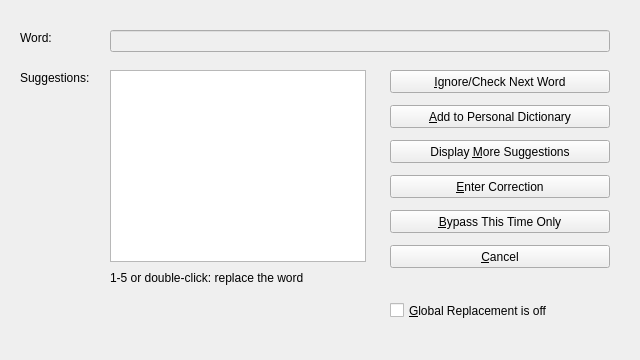
Above: src/gui/dialogs/spellcheck.ui from Egbert-Azure/WordTsar before the change. Below: the same form after it.
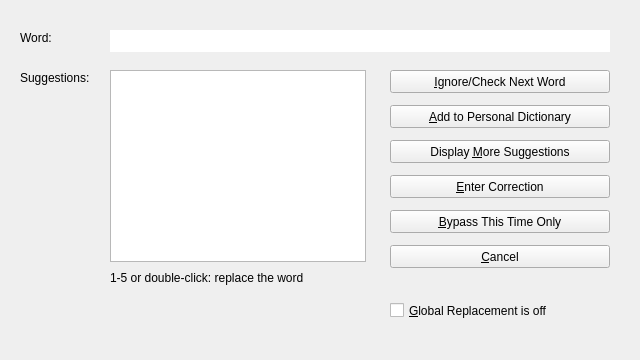
That is the form after the change. Icons and pictures are not drawn.

Commit message:
Show the misspelled word in bold in a read-only field (#90)
The Word field of the spelling dialog was a disabled line edit, drawn in
the greyed text colour. It is now an enabled, read-only, frameless line
edit with a bold font, so it uses the normal text colour of the light or
dark palette.
(#90)

Patch:
```diff
--- a/src/gui/dialogs/spellcheck.ui
+++ b/src/gui/dialogs/spellcheck.ui
@@ -157,9 +157,6 @@
    </attribute>
   </widget>
   <widget class="QLineEdit" name="badword">
-   <property name="enabled">
-    <bool>false</bool>
-   </property>
    <property name="geometry">
     <rect>
      <x>110</x>
@@ -168,9 +165,20 @@
      <height>22</height>
     </rect>
    </property>
+   <property name="font">
+    <font>
+     <bold>true</bold>
+    </font>
+   </property>
    <property name="focusPolicy">
     <enum>Qt::FocusPolicy::NoFocus</enum>
    </property>
+   <property name="frame">
+    <bool>false</bool>
+   </property>
+   <property name="readOnly">
+    <bool>true</bool>
+   </property>
   </widget>
   <widget class="QListWidget" name="suggestions">
    <property name="geometry">
```
